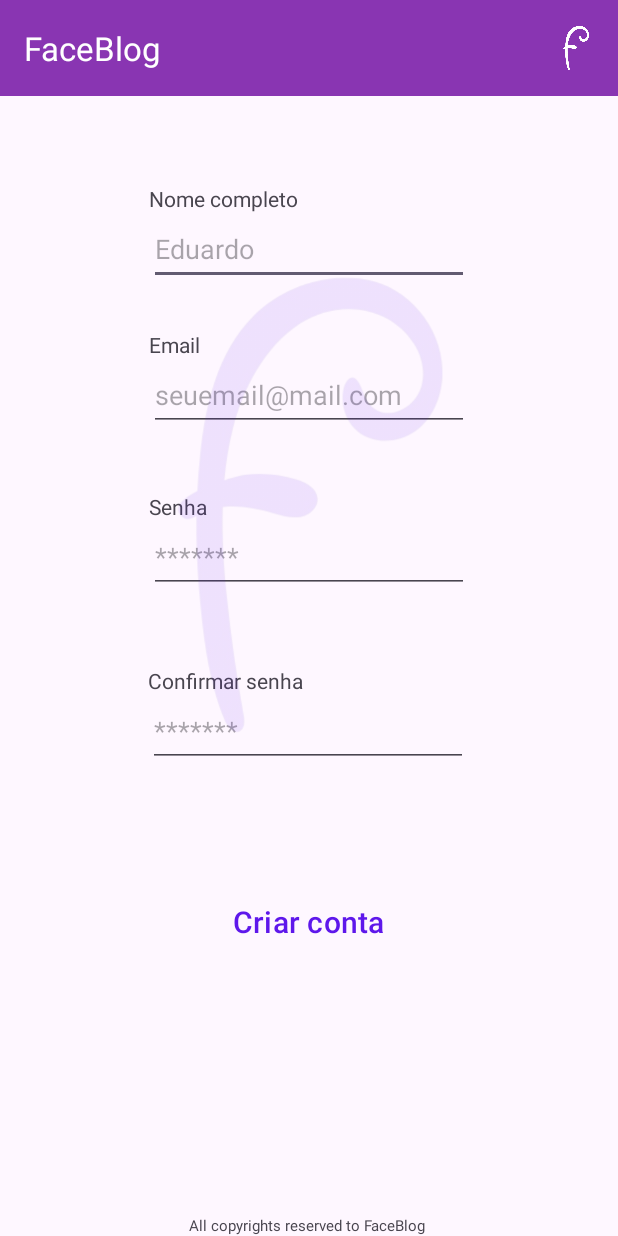
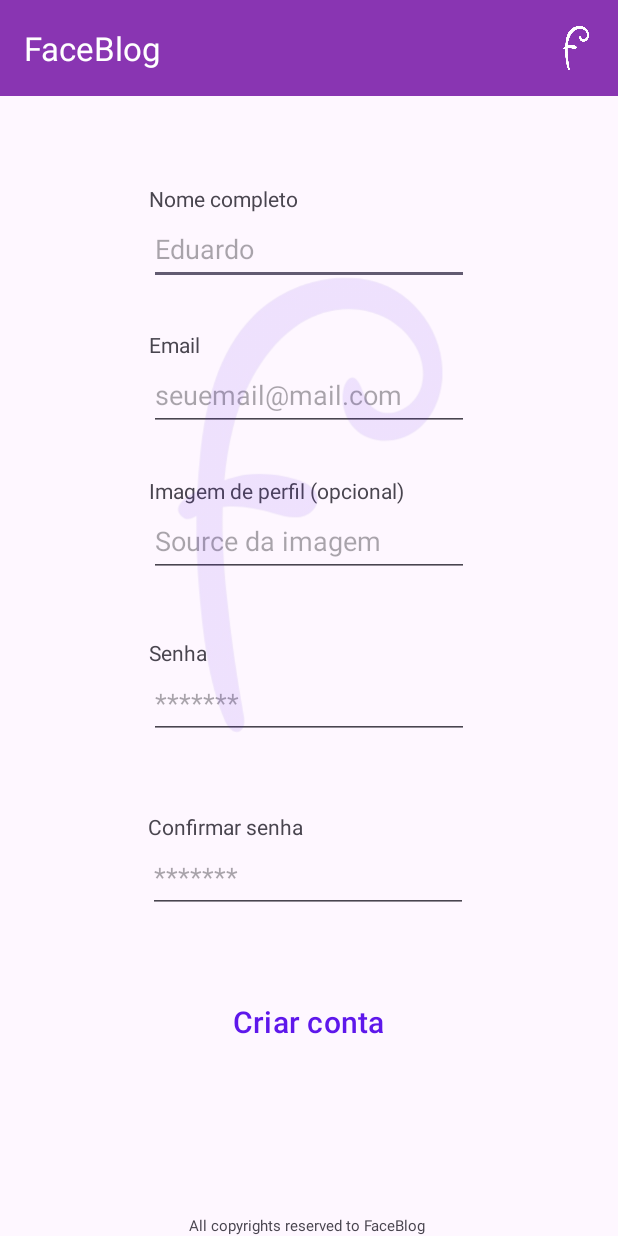
Before and after one commit to efarfus/FaceBlog, an Android app: the screen it shows after launch (CadastroActivity), after a tap on "Criar conta", on a phone screen of 412 x 824 dp. Run offline under Robolectric (Android 15) with nearby library versions, the phone set to English and light mode, and no system bars; libraries missing offline, so code that uses them is left out: com.jakewharton.retrofit2.

Commit message:
Implementado função Post, Get e Delete de User, implementado função Post para os posts, alterado layout para adicão de foto de perfil

```diff
--- a/app/build.gradle.kts
+++ b/app/build.gradle.kts
@@ -1,6 +1,7 @@
 plugins {
     alias(libs.plugins.android.application)
     alias(libs.plugins.jetbrains.kotlin.android)
+    id("org.jetbrains.kotlin.plugin.serialization") version "1.9.0"
 }
 
 android {
@@ -44,7 +45,8 @@ dependencies {
     implementation("androidx.navigation:navigation-fragment-ktx:2.5.3")
     implementation("androidx.navigation:navigation-ui-ktx:2.5.3")
     // Kotlin Serialization
-    implementation("org.jetbrains.kotlinx:kotlinx-serialization-json:1.5.1")
+    implementation ("org.jetbrains.kotlinx:kotlinx-serialization-json:1.3.2")
+
     // Retrofit
     implementation("com.google.android.material:material:1.9.0")
     implementation("com.squareup.retrofit2:retrofit:2.9.0")
--- a/app/src/main/java/com/angellira/eduardoApp/model/User.kt
+++ b/app/src/main/java/com/angellira/eduardoApp/model/User.kt
@@ -1,6 +1,5 @@
 package com.angellira.eduardoApp.model
 
-import com.angellira.eduardoApp.Interface.authenticator
 import kotlinx.serialization.Serializable
 
 @Serializable
@@ -8,13 +7,6 @@ data class User(
     var name: String = "",
     var email: String = "",
     var password: String = "",
-    var passwordConfirmation: String = ""
-) : authenticator {
-    override fun authenticate(email: String, password: String): Boolean {
-        if (this.email == email && this.password == password) {
-            return true
-        } else {
-            return false
-        }
-    }
-}
+    var id: String = "",
+    var img: String = ""
+)
--- a/app/src/main/java/com/angellira/eduardoApp/network/ApiService.kt
+++ b/app/src/main/java/com/angellira/eduardoApp/network/ApiService.kt
@@ -16,7 +16,7 @@ import retrofit2.http.PUT
 import retrofit2.http.Path
 
 private const val BASE_URL =
-    "https://projeto-paris-default-rtdb.firebaseio.com/angel123456/eduardof123456/"
+    "https://faceblog-2f28f-default-rtdb.firebaseio.com/"
 
 private val retrofit = Retrofit.Builder()
     .addConverterFactory(Json.asConverterFactory("application/json".toMediaType()))
@@ -24,16 +24,19 @@ private val retrofit = Retrofit.Builder()
     .build()
 
 interface ApiService {
-    @GET("users.json")
+    @GET("user.json")
     suspend fun getUsers(): Map<String, User>
 
-    @GET("users/{id}.json")
+    @GET("user/{id}.json")
     suspend fun getUser(@Path("id") id: String): User
 
     @GET("posts/{id}.json")
     suspend fun getPostId(@Path("id") id: String): Posts
 
-    @POST("users.json")
+    @GET("posts.json")
+    suspend fun getPosts(): Map<String, Posts>
+
+    @POST("user.json")
     suspend fun saveUser(@Body user: User)
 
     @POST("posts.json")
@@ -42,11 +45,10 @@ interface ApiService {
     @POST("marketItem.json")
     suspend fun saveMarketItem(@Body item: MarketItem)
 
-
-    @PUT("users/{id}.json")
+    @PUT("user/{id}.json")
     suspend fun putUser(@Path("id") id: String, @Body user: User)
 
-    @DELETE("users/{id}.json")
+    @DELETE("user/{id}.json")
     suspend fun deleteUser(@Path("id") id: String): Response<Void>
 }
 
--- a/app/src/main/java/com/angellira/eduardoApp/preferences/Preferences.kt
+++ b/app/src/main/java/com/angellira/eduardoApp/preferences/Preferences.kt
@@ -12,6 +12,12 @@ class Preferences(context: Context) {
         get() = sharedPreferences.getString("name", null)
         set(value) {
             sharedPreferences.edit().putString("name", value).apply()
+        }
+
+    var id: String?
+        get() = sharedPreferences.getString("id", null)
+        set(value) {
+            sharedPreferences.edit().putString("id", value).apply()
         }
 
     var email: String?
--- a/app/src/main/res/layout/activity_cadastro.xml
+++ b/app/src/main/res/layout/activity_cadastro.xml
@@ -51,6 +51,20 @@
         app:layout_constraintTop_toBottomOf="@+id/boxNome" />
 
     <EditText
+        android:id="@+id/boxImageSrc"
+        android:layout_width="wrap_content"
+        android:layout_height="wrap_content"
+        android:layout_marginTop="49dp"
+        android:ems="10"
+        android:hint="Source da imagem"
+        android:inputType="textEmailAddress"
+        android:minHeight="48dp"
+        android:textColor="@color/black"
+        app:layout_constraintEnd_toEndOf="parent"
+        app:layout_constraintStart_toStartOf="parent"
+        app:layout_constraintTop_toBottomOf="@+id/boxEmail" />
+
+    <EditText
         android:id="@+id/boxSenha"
         android:layout_width="wrap_content"
         android:layout_height="wrap_content"
@@ -58,12 +72,11 @@
         android:ems="10"
         android:hint="*******"
         android:inputType="textPassword"
-
         android:minHeight="48dp"
         android:textColor="@color/black"
         app:layout_constraintEnd_toEndOf="parent"
         app:layout_constraintStart_toStartOf="parent"
-        app:layout_constraintTop_toBottomOf="@+id/boxEmail" />
+        app:layout_constraintTop_toBottomOf="@+id/boxImageSrc" />
 
     <EditText
         android:id="@+id/boxConfirmarSenha"
@@ -103,6 +116,16 @@
         app:layout_constraintVertical_bias="1.0" />
 
     <TextView
+        android:id="@+id/textImageSrc"
+        android:layout_width="wrap_content"
+        android:layout_height="wrap_content"
+        android:text="Imagem de perfil (opcional)"
+        app:layout_constraintBottom_toTopOf="@+id/boxImageSrc"
+        app:layout_constraintStart_toStartOf="@+id/boxImageSrc"
+        app:layout_constraintTop_toBottomOf="@+id/my_toolbar"
+        app:layout_constraintVertical_bias="1.0" />
+
+    <TextView
         android:id="@+id/textSenha"
         android:layout_width="wrap_content"
         android:layout_height="wrap_content"
@@ -122,7 +145,6 @@
         app:layout_constraintEnd_toEndOf="parent"
         app:layout_constraintHorizontal_bias="0.496"
         app:layout_constraintStart_toStartOf="parent" />
-
 
 
     <TextView
--- a/app/src/main/res/layout/activity_main.xml
+++ b/app/src/main/res/layout/activity_main.xml
@@ -98,7 +98,7 @@
         app:layout_constraintStart_toStartOf="parent"
         app:layout_constraintTop_toBottomOf="@+id/options" />
 
-    <ImageView
+    <Button
         android:id="@+id/enviarPost"
         android:layout_width="43dp"
         android:layout_height="49dp"
@@ -107,6 +107,6 @@
         app:layout_constraintBottom_toBottomOf="@+id/caixaPost"
         app:layout_constraintStart_toEndOf="@+id/caixaPost"
         app:layout_constraintTop_toTopOf="@+id/caixaPost"
-        app:srcCompat="@drawable/baseline_send_24" />
+        android:background="@drawable/baseline_send_24"/>
 
 </androidx.constraintlayout.widget.ConstraintLayout>
--- a/app/src/main/res/layout/activity_profile.xml
+++ b/app/src/main/res/layout/activity_profile.xml
@@ -94,7 +94,7 @@
         app:srcCompat="@drawable/baseline_logout_24" />
 
     <ImageView
-        android:id="@+id/imageView2"
+        android:id="@+id/pictureProfile"
         android:layout_width="188dp"
         android:layout_height="235dp"
         app:layout_constraintEnd_toEndOf="parent"
```
Also changed, not shown: app/src/main/java/com/angellira/eduardoApp/CadastroActivity.kt (+12 -12 lines), app/src/main/java/com/angellira/eduardoApp/HomeActivity.kt (+35 -22 lines), app/src/main/java/com/angellira/eduardoApp/LoginActivity.kt (+38 -9 lines), app/src/main/java/com/angellira/eduardoApp/ProfileActivity.kt (+57 -17 lines), app/src/main/java/com/angellira/eduardoApp/adapter/PostAdapter.kt (+8 -1 lines), app/src/main/res/layout/activity_post.xml (+12 -7 lines).
